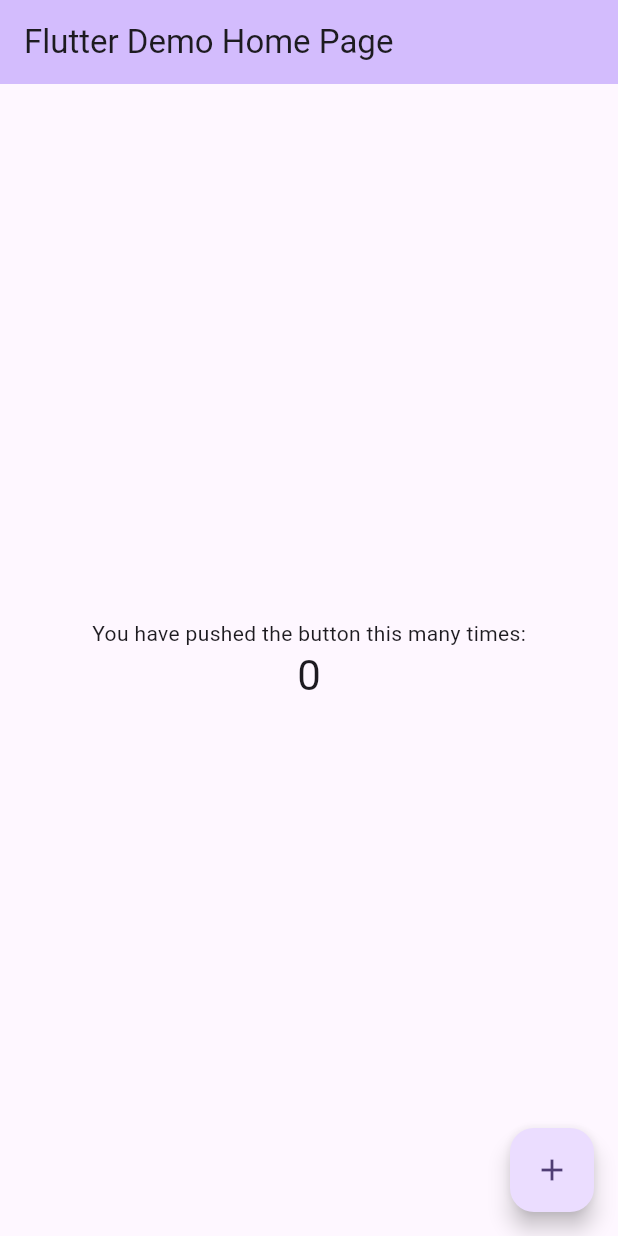
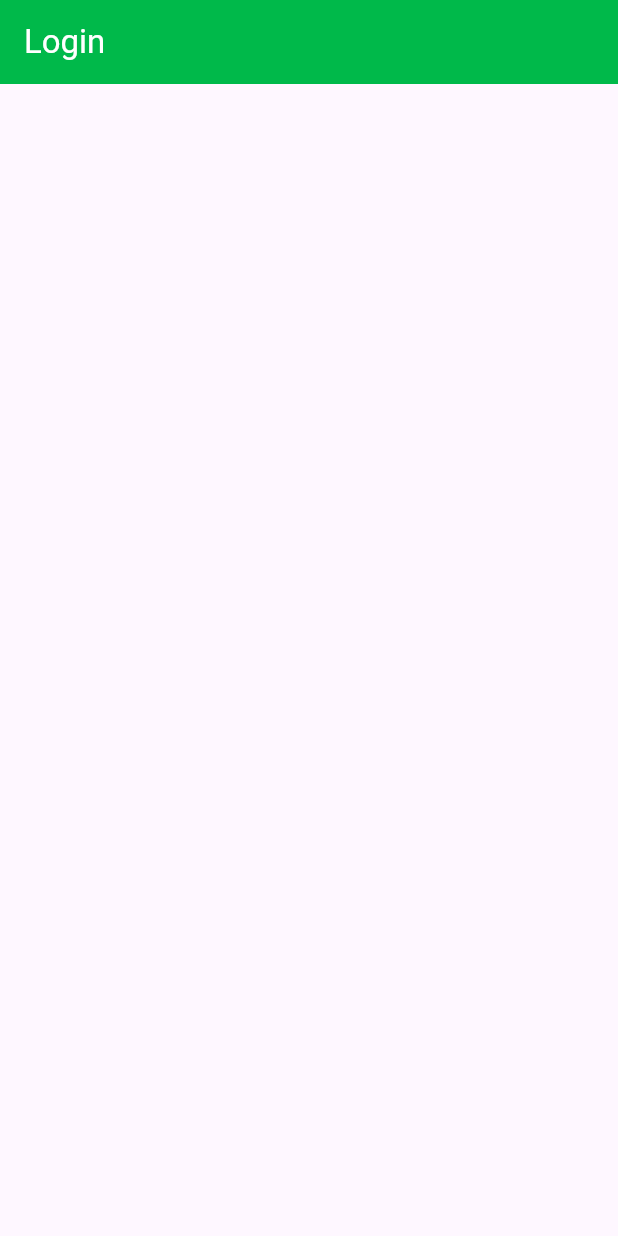
Before and after one commit to DJoseRodriguezM/proyecto-final, a Flutter app: the screen it shows after launch, on a phone screen of 412 x 824 dp. Run offline on Flutter 3.47's test engine with Material 3 defaults, Android fonts, the phone set to English and light mode, and no system bars; missing offline and left inert: dart:js.

Commit message:
Proceso 0.1
Introducimos los routes y agregamos la login page esta version son las bases de la app

```diff
--- a/descendencia/lib/main.dart
+++ b/descendencia/lib/main.dart
@@ -1,4 +1,6 @@
 import 'package:flutter/material.dart';
+import 'package:descendencia/routes.dart';
+import 'package:descendencia/router.dart';
 
 void main() {
   runApp(const MyApp());
@@ -7,119 +9,44 @@
 class MyApp extends StatelessWidget {
   const MyApp({super.key});
 
-  // This widget is the root of your application.
   @override
   Widget build(BuildContext context) {
     return MaterialApp(
-      title: 'Flutter Demo',
-      theme: ThemeData(
-        // This is the theme of your application.
-        //
-        // TRY THIS: Try running your application with "flutter run". You'll see
-        // the application has a purple toolbar. Then, without quitting the app,
-        // try changing the seedColor in the colorScheme below to Colors.green
-        // and then invoke "hot reload" (save your changes or press the "hot
-        // reload" button in a Flutter-supported IDE, or press "r" if you used
-        // the command line to start the app).
-        //
-        // Notice that the counter didn't reset back to zero; the application
-        // state is not lost during the reload. To reset the state, use hot
-        // restart instead.
-        //
-        // This works for code too, not just values: Most code changes can be
-        // tested with just a hot reload.
-        colorScheme: ColorScheme.fromSeed(seedColor: Colors.deepPurple),
-        useMaterial3: true,
-      ),
-      home: const MyHomePage(title: 'Flutter Demo Home Page'),
-    );
+        debugShowCheckedModeBanner: false,
+        title: 'Material App',
+        initialRoute: MyRoutes.loginroute.name,
+        routes: routes,
+        onGenerateRoute: (settings) {
+          return MaterialPageRoute(
+            builder: (context) => PageNotfound(name: settings.name),
+          );
+        });
   }
 }
 
-class MyHomePage extends StatefulWidget {
-  const MyHomePage({super.key, required this.title});
+class PageNotfound extends StatelessWidget {
+  const PageNotfound({super.key, required this.name});
 
-  // This widget is the home page of your application. It is stateful, meaning
-  // that it has a State object (defined below) that contains fields that affect
-  // how it looks.
-
-  // This class is the configuration for the state. It holds the values (in this
-  // case the title) provided by the parent (in this case the App widget) and
-  // used by the build method of the State. Fields in a Widget subclass are
-  // always marked "final".
-
-  final String title;
-
-  @override
-  State<MyHomePage> createState() => _MyHomePageState();
-}
-
-class _MyHomePageState extends State<MyHomePage> {
-  int _counter = 0;
-
-  void _incrementCounter() {
-    setState(() {
-      // This call to setState tells the Flutter framework that something has
-      // changed in this State, which causes it to rerun the build method below
-      // so that the display can reflect the updated values. If we changed
-      // _counter without calling setState(), then the build method would not be
-      // called again, and so nothing would appear to happen.
-      _counter++;
-    });
-  }
+  final String? name;
 
   @override
   Widget build(BuildContext context) {
-    // This method is rerun every time setState is called, for instance as done
-    // by the _incrementCounter method above.
-    //
-    // The Flutter framework has been optimized to make rerunning build methods
-    // fast, so that you can just rebuild anything that needs updating rather
-    // than having to individually change instances of widgets.
     return Scaffold(
-      appBar: AppBar(
-        // TRY THIS: Try changing the color here to a specific color (to
-        // Colors.amber, perhaps?) and trigger a hot reload to see the AppBar
-        // change color while the other colors stay the same.
-        backgroundColor: Theme.of(context).colorScheme.inversePrimary,
-        // Here we take the value from the MyHomePage object that was created by
-        // the App.build method, and use it to set our appbar title.
-        title: Text(widget.title),
-      ),
       body: Center(
-        // Center is a layout widget. It takes a single child and positions it
-        // in the middle of the parent.
         child: Column(
-          // Column is also a layout widget. It takes a list of children and
-          // arranges them vertically. By default, it sizes itself to fit its
-          // children horizontally, and tries to be as tall as its parent.
-          //
-          // Column has various properties to control how it sizes itself and
-          // how it positions its children. Here we use mainAxisAlignment to
-          // center the children vertically; the main axis here is the vertical
-          // axis because Columns are vertical (the cross axis would be
-          // horizontal).
-          //
-          // TRY THIS: Invoke "debug painting" (choose the "Toggle Debug Paint"
-          // action in the IDE, or press "p" in the console), to see the
-          // wireframe for each widget.
-          mainAxisAlignment: MainAxisAlignment.center,
-          children: <Widget>[
-            const Text(
-              'You have pushed the button this many times:',
-            ),
-            Text(
-              '$_counter',
-              style: Theme.of(context).textTheme.headlineMedium,
+          mainAxisSize: MainAxisSize.min,
+          children: [
+            Text('La ruta $name no existe'),
+            ElevatedButton(
+              onPressed: () {
+                Navigator.pushReplacementNamed(
+                    context, MyRoutes.loginroute.name);
+              },
+              child: const Text('Ir a la página principal'),
             ),
           ],
         ),
       ),
-      floatingActionButton: FloatingActionButton(
-        onPressed: _incrementCounter,
-        tooltip: 'Increment',
-        child: const Icon(Icons.add),
-      ), // This trailing comma makes auto-formatting nicer for build methods.
     );
   }
 }
--- /dev/null
+++ b/descendencia/lib/pantallas/login_page.dart
@@ -0,0 +1,25 @@
+import 'package:flutter/material.dart';
+
+class LoginPage extends StatefulWidget {
+  const LoginPage({Key? key}) : super(key: key);
+
+  @override
+  _LoginPageState createState() => _LoginPageState();
+}
+
+class _LoginPageState extends State<LoginPage> {
+  final TextEditingController emailController = TextEditingController();
+  final TextEditingController passwordController = TextEditingController();
+  bool obscureText = true;
+
+  @override
+  Widget build(BuildContext context) {
+    return Scaffold(
+      appBar: AppBar(
+        foregroundColor: const Color.fromARGB(255, 255, 255, 255),
+        backgroundColor: Color.fromARGB(255, 0, 185, 74),
+        title: const Text('Login'),
+      ),
+    );
+  }
+}
--- /dev/null
+++ b/descendencia/lib/routes.dart
@@ -0,0 +1,5 @@
+enum MyRoutes {
+  // Aqui debe agregar las rutas para cada
+  // page del proyecto
+  loginroute,
+}
```
Also changed, not shown: descendencia/lib/router.dart (added, +8 -0 lines), descendencia/pubspec.lock.
